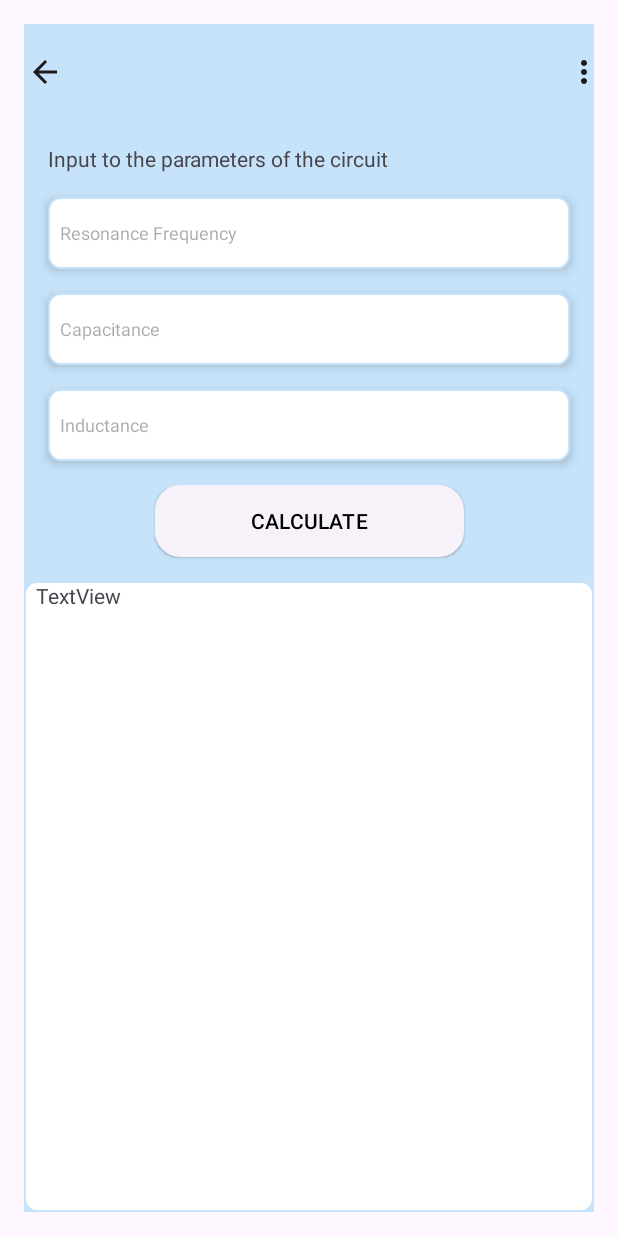
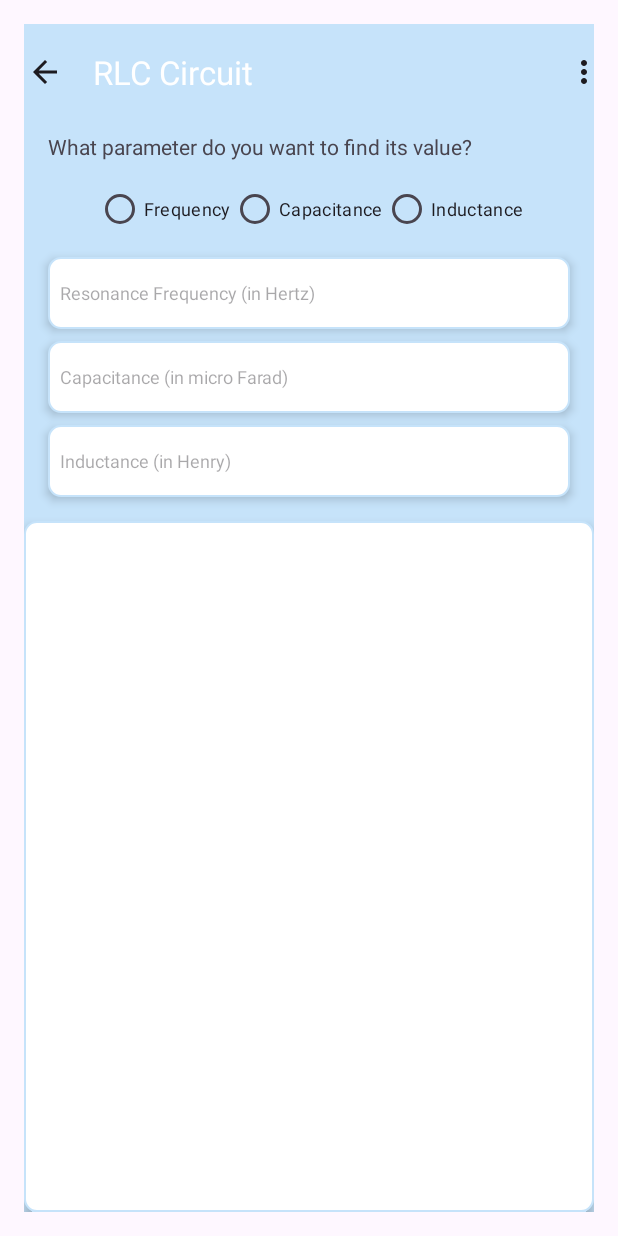
Before and after one commit to Charlyco/CircuitCalcultator, an Android app: the TankCircuitFragment screen opened through its navigation route, on a phone screen of 412 x 824 dp. Run offline under Robolectric (Android 15) with nearby library versions, the phone set to English and light mode, and no system bars.

Commit message:
implement RLC ciruit fucntionality

```diff
--- a/app/src/main/java/com/limitless/circuitcalulator/calculations/TankCircuitFragment.kt
+++ b/app/src/main/java/com/limitless/circuitcalulator/calculations/TankCircuitFragment.kt
@@ -5,56 +5,118 @@ import androidx.fragment.app.Fragment
 import android.view.LayoutInflater
 import android.view.View
 import android.view.ViewGroup
+import android.widget.*
+import androidx.appcompat.widget.Toolbar
+import androidx.navigation.fragment.findNavController
 import com.limitless.circuitcalulator.R
+import com.limitless.circuitcalulator.databinding.FragmentTankCircutBinding
+import kotlin.math.PI
+import kotlin.math.sqrt
 
-// TODO: Rename parameter arguments, choose names that match
-// the fragment initialization parameters, e.g. ARG_ITEM_NUMBER
-private const val ARG_PARAM1 = "param1"
-private const val ARG_PARAM2 = "param2"
+class TankCircuitFragment : Fragment() {
+    companion object {
+        fun newInstance() =
+            TankCircuitFragment()
+    }
+    private lateinit var rlcRadioGroup: RadioGroup
+    private lateinit var frequencyBox: EditText
+    private lateinit var capacitanceBox: EditText
+    private lateinit var inductanceBox: EditText
+    private lateinit var result: TextView
+    private lateinit var calButton: Button
+    private lateinit var binding: FragmentTankCircutBinding
+    private lateinit var toolbar:Toolbar
 
-/**
- * A simple [Fragment] subclass.
- * Use the [TankCircuitFragment.newInstance] factory method to
- * create an instance of this fragment.
- */
-class TankCircuitFragment : Fragment() {
-    // TODO: Rename and change types of parameters
-    private var param1: String? = null
-    private var param2: String? = null
-
-    override fun onCreate(savedInstanceState: Bundle?) {
-        super.onCreate(savedInstanceState)
-        arguments?.let {
-            param1 = it.getString(ARG_PARAM1)
-            param2 = it.getString(ARG_PARAM2)
-        }
-    }
 
     override fun onCreateView(
         inflater: LayoutInflater, container: ViewGroup?,
         savedInstanceState: Bundle?
     ): View? {
-        // Inflate the layout for this fragment
-        return inflater.inflate(R.layout.fragment_tank_circut, container, false)
+        binding = FragmentTankCircutBinding.inflate(inflater, container, false)
+        rlcRadioGroup = binding.rlcRadioGroup
+        frequencyBox = binding.freqEditText
+        capacitanceBox = binding.capEditText
+        inductanceBox = binding.indEditText
+        calButton = binding.rlcCalcButton
+        result = binding.rlcResultTextView
+
+        rlcRadioGroup.setOnCheckedChangeListener { radioGroup,
+                                                   i -> radioGroup.checkedRadioButtonId
+            when (i) {
+                R.id.frequencyBtn -> hideFrequency()
+
+                R.id.capacitanceBtn -> hideCapacitance()
+
+                R.id.inductnaceBtn -> hideInductance()
+            }
+        }
+        calButton.setOnClickListener { calculateParam() }
+
+        toolbar = binding.tankCctToolbar
+        toolbar.title = getString(R.string.tank_circuit)
+        toolbar.setNavigationOnClickListener {
+            findNavController().navigate(
+                R.id.action_tankCircuitFragment_to_mainScreenFragment)}
+
+        return binding.root
     }
 
-    companion object {
-        /**
-         * Use this factory method to create a new instance of
-         * this fragment using the provided parameters.
-         *
-         * @param param1 Parameter 1.
-         * @param param2 Parameter 2.
-         * @return A new instance of fragment TankCircuitFragment.
-         */
-        // TODO: Rename and change types and number of parameters
-        @JvmStatic
-        fun newInstance(param1: String, param2: String) =
-            TankCircuitFragment().apply {
-                arguments = Bundle().apply {
-                    putString(ARG_PARAM1, param1)
-                    putString(ARG_PARAM2, param2)
-                }
-            }
+    private fun calculateParam() {
+        when (rlcRadioGroup.checkedRadioButtonId) {
+            R.id.frequencyBtn -> calcFrequency()
+
+            R.id.capacitanceBtn -> calcCapacitance()
+
+            R.id.inductnaceBtn -> calcInductance()
+        }
     }
+
+    private fun calcInductance() {
+        val frequency = frequencyBox.text.toString().toDouble()
+        val capacitance = capacitanceBox.text.toString().toDouble()
+        val inductance = (sqrt((1 / (2 * PI * frequency))) / capacitance)
+
+        result.text = "Inductance = SquareRoot((1/2 * PI * $frequency) / $capacitance) \n\n" +
+                "Capacitance = ${ "%.4f".format(inductance) }H"
+    }
+
+    private fun calcCapacitance() {
+        val inductance = inductanceBox.text.toString().toDouble()
+        val frequency = frequencyBox.text.toString().toDouble()
+        val capacitance = (sqrt((1 / (2 * PI * frequency))) / inductance)
+
+        result.text = "Capacitance = SquareRoot((1/2 * PI * $frequency) / $inductance) \n\n" +
+                "Capacitance = ${ "%.2f".format(capacitance * 1000000) }uF"
+    }
+
+    private fun calcFrequency() {
+        val capacitance = capacitanceBox.text.toString().toDouble()
+        val inductance = inductanceBox.text.toString().toDouble()
+        val resonanceFreq = 1 / (2 * PI * (sqrt(capacitance * inductance)))
+        result.text = "Resonance Frequency = 1/ (2 * PI * SquareRoot($inductance * $capacitance). \n\n" +
+                "Frequency = ${ "%.1f".format(resonanceFreq) }Hz"
+    }
+
+    private fun hideInductance() {
+        frequencyBox.visibility = View.VISIBLE
+        capacitanceBox.visibility = View.VISIBLE
+        inductanceBox.visibility = View.GONE
+        calButton.visibility = View.VISIBLE
+    }
+
+    private fun hideCapacitance() {
+        frequencyBox.visibility = View.VISIBLE
+        capacitanceBox.visibility = View.GONE
+        inductanceBox.visibility = View.VISIBLE
+        calButton.visibility = View.VISIBLE
+    }
+
+    private fun hideFrequency() {
+        frequencyBox.visibility = View.GONE
+        capacitanceBox.visibility = View.VISIBLE
+        inductanceBox.visibility = View.VISIBLE
+        calButton.visibility = View.VISIBLE
+    }
+
+
 }
--- a/app/src/main/res/layout/fragment_tank_circut.xml
+++ b/app/src/main/res/layout/fragment_tank_circut.xml
@@ -13,7 +13,7 @@
         android:layout_width="wrap_content"
         android:layout_height="wrap_content"
         android:layout_marginStart="16dp"
-        android:layout_marginTop="16dp"
+        android:layout_marginTop="8dp"
         android:text="@string/tank_description"
         app:layout_constraintStart_toStartOf="parent"
         app:layout_constraintTop_toBottomOf="@+id/tankCctToolbar" />
@@ -29,14 +29,15 @@
         app:layout_constraintStart_toStartOf="parent"
         app:layout_constraintTop_toTopOf="parent"
         app:menu="@menu/main_menu"
-        app:navigationIcon="?attr/actionModeCloseDrawable" />
+        app:navigationIcon="?attr/actionModeCloseDrawable"
+        app:titleTextColor="@color/white" />
 
     <EditText
-        android:id="@+id/editTextTextPersonName"
+        android:id="@+id/freqEditText"
         android:layout_width="0dp"
         android:layout_height="wrap_content"
         android:layout_marginStart="16dp"
-        android:layout_marginTop="16dp"
+        android:layout_marginTop="8dp"
         android:layout_marginEnd="16dp"
         android:background="@drawable/textview_btn_bgd"
         android:elevation="@dimen/elevation"
@@ -48,14 +49,14 @@
         android:textSize="12sp"
         app:layout_constraintEnd_toEndOf="parent"
         app:layout_constraintStart_toStartOf="parent"
-        app:layout_constraintTop_toBottomOf="@+id/textView" />
+        app:layout_constraintTop_toBottomOf="@+id/rlcRadioGroup" />
 
     <EditText
-        android:id="@+id/editTextTextPersonName2"
+        android:id="@+id/capEditText"
         android:layout_width="0dp"
         android:layout_height="wrap_content"
         android:layout_marginStart="16dp"
-        android:layout_marginTop="16dp"
+        android:layout_marginTop="8dp"
         android:layout_marginEnd="16dp"
         android:background="@drawable/textview_btn_bgd"
         android:elevation="@dimen/elevation"
@@ -67,14 +68,14 @@
         android:textSize="12sp"
         app:layout_constraintEnd_toEndOf="parent"
         app:layout_constraintStart_toStartOf="parent"
-        app:layout_constraintTop_toBottomOf="@+id/editTextTextPersonName" />
+        app:layout_constraintTop_toBottomOf="@+id/freqEditText" />
 
     <EditText
-        android:id="@+id/editTextTextPersonName3"
+        android:id="@+id/indEditText"
         android:layout_width="0dp"
         android:layout_height="wrap_content"
         android:layout_marginStart="16dp"
-        android:layout_marginTop="16dp"
+        android:layout_marginTop="8dp"
         android:layout_marginEnd="16dp"
         android:background="@drawable/textview_btn_bgd"
         android:elevation="@dimen/elevation"
@@ -86,7 +87,7 @@
         android:textSize="12sp"
         app:layout_constraintEnd_toEndOf="parent"
         app:layout_constraintStart_toStartOf="parent"
-        app:layout_constraintTop_toBottomOf="@+id/editTextTextPersonName2" />
+        app:layout_constraintTop_toBottomOf="@+id/capEditText" />
 
     <Button
         android:id="@+id/rlcCalcButton"
@@ -104,20 +105,59 @@
         android:paddingBottom="4dp"
         android:text="@string/calculate"
         android:textColor="@color/black"
+        android:textSize="12sp"
+        android:visibility="gone"
         app:layout_constraintEnd_toEndOf="parent"
         app:layout_constraintStart_toStartOf="parent"
-        app:layout_constraintTop_toBottomOf="@+id/editTextTextPersonName3" />
+        app:layout_constraintTop_toBottomOf="@+id/indEditText"
+        tools:visibility="visible" />
 
     <TextView
-        android:id="@+id/textView7"
+        android:id="@+id/rlcResultTextView"
         android:layout_width="0dp"
         android:layout_height="0dp"
         android:layout_marginTop="16dp"
         android:background="@drawable/textview_btn_bgd"
+        android:elevation="@dimen/elevation"
+        android:foregroundTintMode="add"
         android:paddingStart="@dimen/start"
-        android:text="TextView"
+        android:paddingTop="@dimen/top"
+        android:paddingEnd="@dimen/end"
+        android:paddingBottom="@dimen/bottom"
         app:layout_constraintBottom_toBottomOf="parent"
         app:layout_constraintEnd_toEndOf="parent"
         app:layout_constraintStart_toStartOf="parent"
         app:layout_constraintTop_toBottomOf="@+id/rlcCalcButton" />
+
+    <RadioGroup
+        android:id="@+id/rlcRadioGroup"
+        android:layout_width="wrap_content"
+        android:layout_height="wrap_content"
+        android:layout_marginTop="8dp"
+        android:orientation="horizontal"
+        app:layout_constraintEnd_toEndOf="parent"
+        app:layout_constraintStart_toStartOf="parent"
+        app:layout_constraintTop_toBottomOf="@+id/textView">
+
+        <RadioButton
+            android:id="@+id/frequencyBtn"
+            android:layout_width="match_parent"
+            android:layout_height="match_parent"
+            android:text="Frequency"
+            android:textSize="12sp" />
+
+        <RadioButton
+            android:id="@+id/capacitanceBtn"
+            android:layout_width="match_parent"
+            android:layout_height="match_parent"
+            android:text="Capacitance"
+            android:textSize="12sp" />
+
+        <RadioButton
+            android:id="@+id/inductnaceBtn"
+            android:layout_width="match_parent"
+            android:layout_height="match_parent"
+            android:text="Inductance"
+            android:textSize="12sp" />
+    </RadioGroup>
 </androidx.constraintlayout.widget.ConstraintLayout>
--- a/app/src/main/res/navigation/main_nav_graph.xml
+++ b/app/src/main/res/navigation/main_nav_graph.xml
@@ -47,7 +47,11 @@
     <fragment
         android:id="@+id/tankCircuitFragment"
         android:name="com.limitless.circuitcalulator.calculations.TankCircuitFragment"
-        android:label="TankCircuitFragment" />
+        android:label="TankCircuitFragment" >
+        <action
+            android:id="@+id/action_tankCircuitFragment_to_mainScreenFragment"
+            app:destination="@id/mainScreenFragment" />
+    </fragment>
     <fragment
         android:id="@+id/transformerFragment"
         android:name="com.limitless.circuitcalulator.calculations.TransformerFragment"
--- a/app/src/main/res/values/strings.xml
+++ b/app/src/main/res/values/strings.xml
@@ -20,9 +20,9 @@
     <string name="resistor_value">The value of your resistor is as follows:</string>
     <string name="calculate">CALCULATE</string>
     <string name="color_code_frag_title">Resistor Colour Coding</string>
-    <string name="tank_description">Input to the parameters of the circuit</string>
-    <string name="frequency">Resonance Frequency</string>
-    <string name="capacitance">Capacitance</string>
-    <string name="inductance">Inductance</string>
+    <string name="tank_description">What parameter do you want to find its value?</string>
+    <string name="frequency">Resonance Frequency (in Hertz)</string>
+    <string name="capacitance">Capacitance (in micro Farad)</string>
+    <string name="inductance">Inductance (in Henry)</string>
 
 </resources>
```
